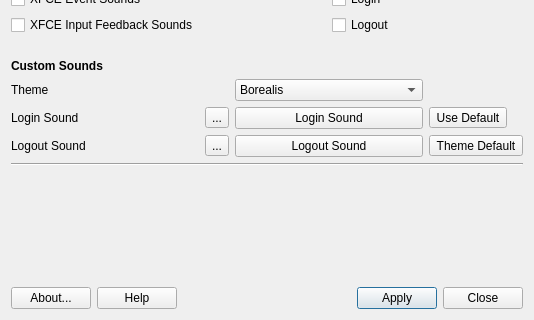
Qt form mxsystemsounds.ui (MX-Linux/mx-system-sounds) before a commit; both pictures show x 0 to 534 and y 158 to 478 of the 534 by 478 pixel window.
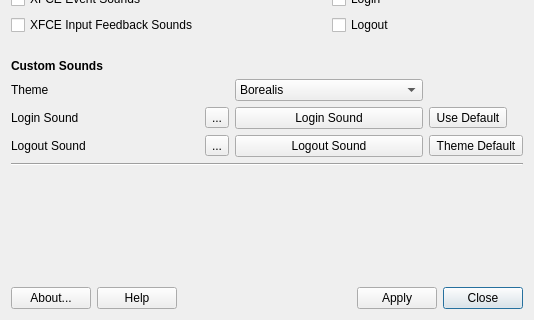
The same form after that commit. Icons and pictures are not drawn.

Commit message: revised default button, help function

Diff of the .ui file:
```diff
--- a/mxsystemsounds.ui
+++ b/mxsystemsounds.ui
@@ -368,7 +368,7 @@
         <bool>true</bool>
        </property>
        <property name="default">
-        <bool>true</bool>
+        <bool>false</bool>
        </property>
       </widget>
      </item>
@@ -395,6 +395,9 @@
        <property name="autoDefault">
         <bool>true</bool>
        </property>
+       <property name="default">
+        <bool>true</bool>
+       </property>
       </widget>
      </item>
     </layout>
```
Left out of the diff: 33 changed lines with no effect on the pictures. The commit also changes 8 other files.
